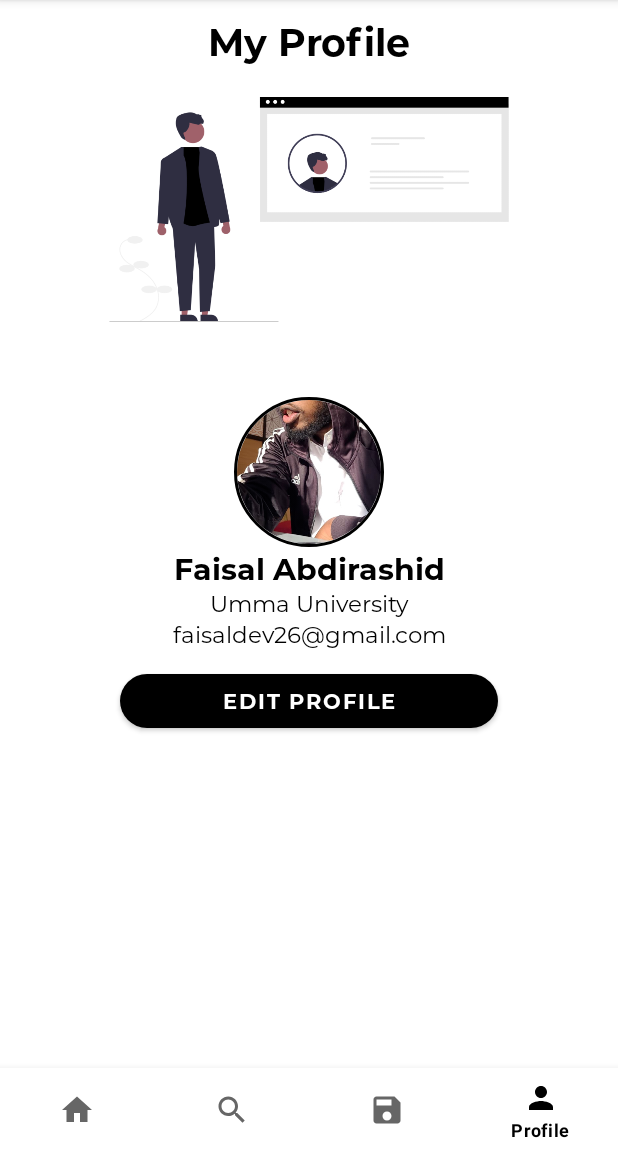
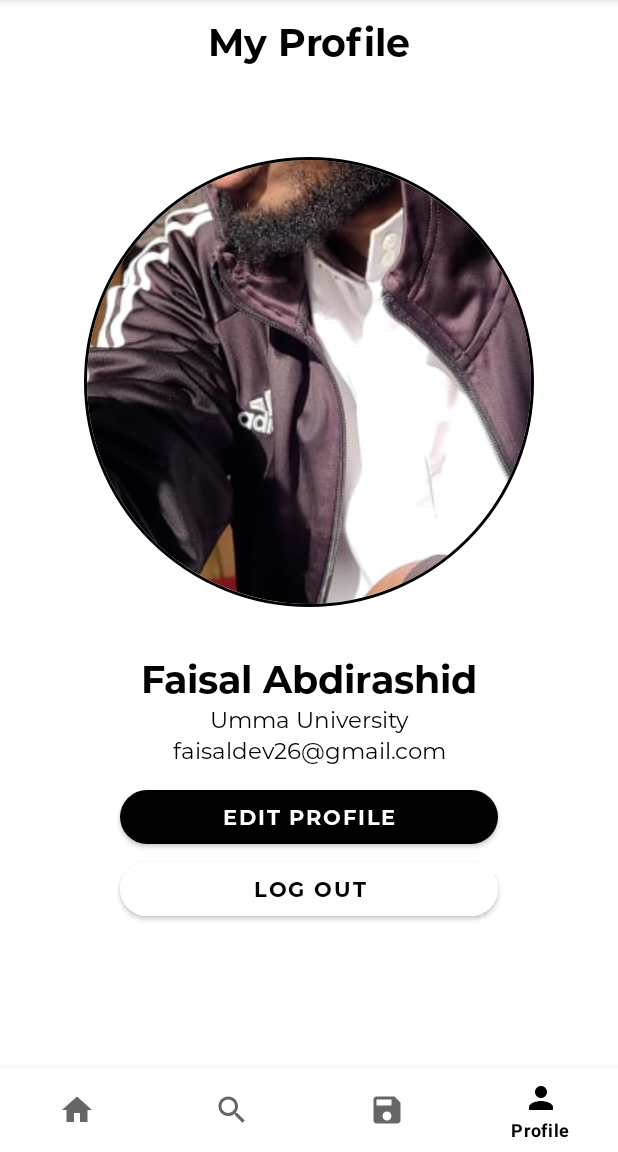
Before and after one commit to Abdirashid26/Kenium, an Android app: the screen it shows after launch once a user with an empty profile is signed in (HomeActivity), item 4 of the bottom bar chosen, on a phone screen of 412 x 824 dp, the part 84-1236 px from its top. Run offline under Robolectric (Android 15) with nearby library versions, the phone set to English and light mode, and no system bars; our stand-ins replace CircleImageView, Firebase (no records; nobody signed in at launch, a user with empty details on screens opened directly).

Commit message:
improved the profile fragment UI

```diff
--- a/app/src/main/res/layout/fragment_profile.xml
+++ b/app/src/main/res/layout/fragment_profile.xml
@@ -20,14 +20,7 @@
         android:text="My Profile" />
 
 
-    <ImageView
-        android:layout_width="match_parent"
-        android:layout_height="150dp"
-        android:layout_below="@id/myPrfoile"
-        android:src="@drawable/profilefile"
-        android:id="@+id/profileFile"
-        android:layout_marginTop="10dp"
-        />
+
 
 
 
@@ -36,7 +29,7 @@
         android:layout_height="wrap_content"
         android:layout_marginHorizontal="20dp"
         android:layout_marginVertical="50dp"
-        android:layout_below="@id/profileFile"
+        android:layout_below="@id/myPrfoile"
         android:orientation="vertical">
 
         <!-- TODO: Update blank fragment layout -->
@@ -47,9 +40,9 @@
         <de.hdodenhof.circleimageview.CircleImageView
             xmlns:app="http://schemas.android.com/apk/res-auto"
             android:id="@+id/userImage"
-            android:layout_width="100dp"
+            android:layout_width="400dp"
             android:scaleType="centerCrop"
-            android:layout_height="100dp"
+            android:layout_height="300dp"
             android:layout_gravity="center"
             android:src="@drawable/faisal"
             app:civ_border_width="2dp"
@@ -61,8 +54,9 @@
             android:layout_height="wrap_content"
             android:text="Faisal Abdirashid"
             android:id="@+id/userName"
+            android:layout_marginTop="30dp"
             android:textColor="@color/black"
-            android:textSize="20dp"
+            android:textSize="25dp"
             android:gravity="center"
             android:fontFamily="@font/m_bold"
             />
@@ -97,7 +91,18 @@
             app:cornerRadius="50dp"
             android:text="Edit Profile"
             android:fontFamily="@font/m_bold"
-            android:layout_marginVertical="10dp"
+            android:layout_marginTop="10dp"
+            />
+        <com.google.android.material.button.MaterialButton
+            android:layout_width="match_parent"
+            android:layout_height="wrap_content"
+            android:layout_marginHorizontal="60dp"
+            app:cornerRadius="50dp"
+            android:text="Log Out"
+            android:textColor="@color/black"
+            android:backgroundTint="@color/white"
+            android:fontFamily="@font/m_bold"
+
             />
 
     </LinearLayout>
```
